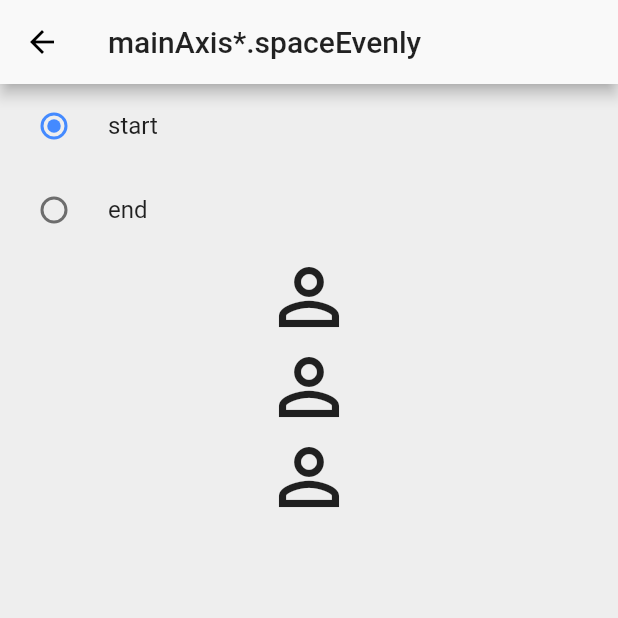
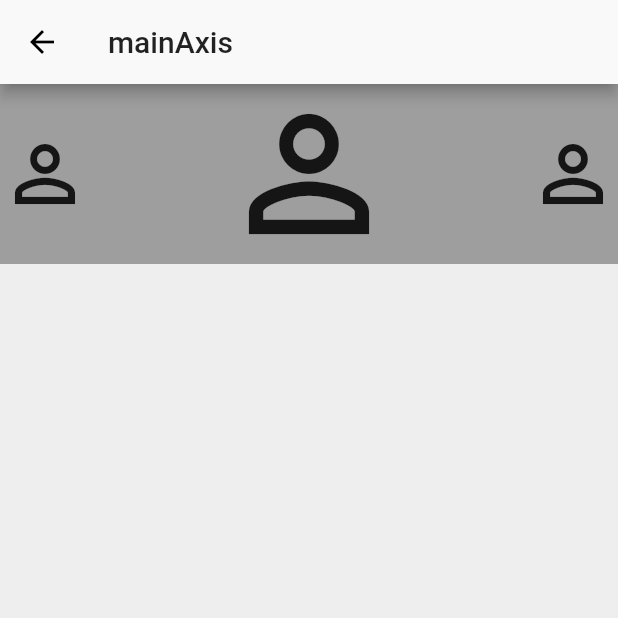
Before and after one commit to kishansinhparmar/Flutter-Basic-Widgets, a Flutter app: the RowColumnProDemo screen opened by its route, on a phone screen of 412 x 824 dp, the top half of it. Run offline on Flutter 3.47's test engine with Material 2 defaults, Android fonts, the phone set to English and light mode, and no system bars.

Commit message:
Small change

```diff
--- a/lib/widgets/ExpandableListDemo.dart
+++ b/lib/widgets/ExpandableListDemo.dart
@@ -62,8 +62,7 @@ final List<Entry> data = <Entry>[
     '',
     <Entry>[
       Entry('TextField', TextFieldDemo.routeName),
-      Entry('Radio Checkbox', RadioCheckDemo.routeName),
-      Entry('Switch', RadioCheckDemo.routeName),
+      Entry('Radio | Checkbox | Switch', RadioCheckDemo.routeName),
     ],
   ),
   Entry(
--- a/lib/widgets/positions/RowColumnPro.dart
+++ b/lib/widgets/positions/RowColumnPro.dart
@@ -7,58 +7,39 @@ class RowColumnProDemo extends StatefulWidget {
 }
 
 class _RowColumnProDemoState extends State<RowColumnProDemo> {
-  int _groupValue = 0;
-  var _axis = MainAxisAlignment.start;
+  MainAxisAlignment _axis;
+
+  _RowColumnProDemoState() {
+    _axis = MainAxisAlignment.end;
+  }
   @override
   Widget build(BuildContext context) {
     return Scaffold(
         appBar: AppBar(
-          title: Text("mainAxis*.spaceEvenly"),
+          title: Text("mainAxis"),
         ),
-        body: new SafeArea(
-          child: Column(
-            // #Play MainAxisAlignment.center
-            mainAxisAlignment: _axis,
+        body: SafeArea(
+          child: Container(
+            color: Colors.grey,
+            child: Row(
+              mainAxisAlignment: MainAxisAlignment.spaceBetween,
+              crossAxisAlignment: CrossAxisAlignment.center,
+              mainAxisSize: MainAxisSize.max,
               children: <Widget>[
-              Column(
-                children: <Widget>[
-                  RadioListTile(
-                    title: Text("start"),
-                    value: 0,
-                    groupValue: _groupValue,
-                    onChanged: (value) {
-                      setState(() {
-                        _groupValue = value;
-                        _axis = MainAxisAlignment.spaceEvenly;
-                      });
-                    },
-                  ),
-                  RadioListTile(
-                    title: Text("end"),
-                    value: 1,
-                    groupValue: _groupValue,
-                    onChanged: (value) {
-                      setState(() {
-                        _groupValue = value;
-                        _axis = MainAxisAlignment.spaceBetween;
-                      });
-                    },
-                  )
-                ],
-              ),
                 Icon(
                   Icons.person_outline,
                   size: 60.0,
                 ),
                 Icon(
                   Icons.person_outline,
-                size: 60.0,
+                  size: 120.0,
                 ),
                 Icon(
                   Icons.person_outline,
                   size: 60.0,
-              )
+                ),
               ],
+            ),
           ),
         ));
   }
```
Also changed, not shown: lib/widgets/AlertsDemo.dart (+50 -22 lines). Lines whose indentation alone changed are shown as unchanged.
